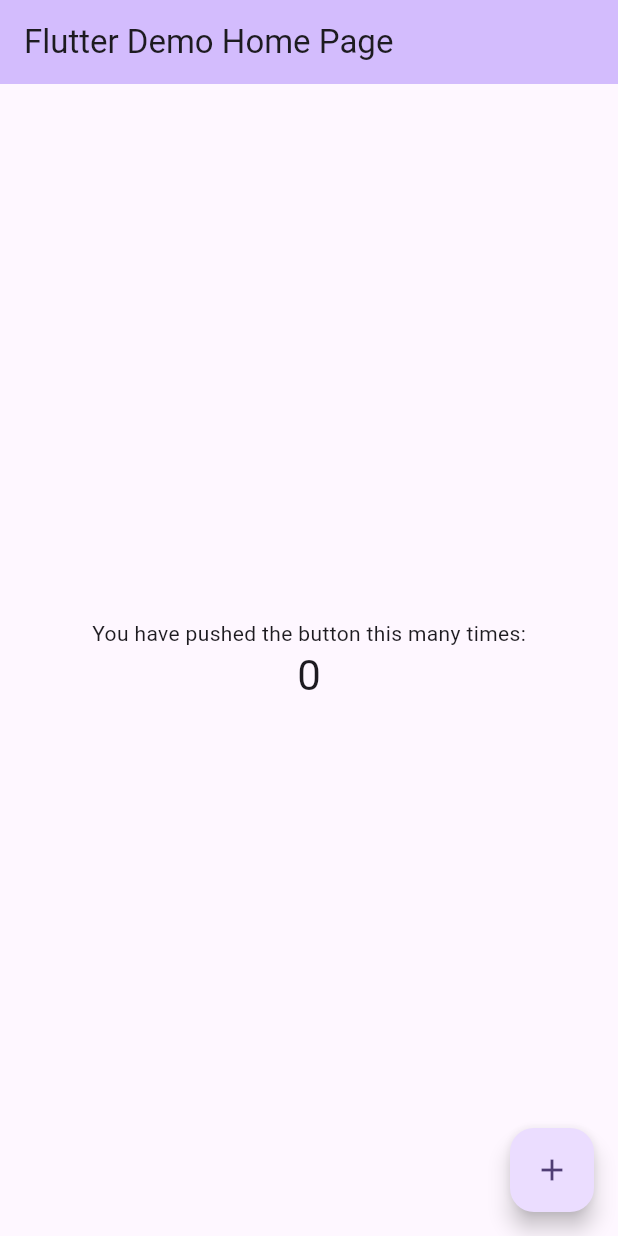
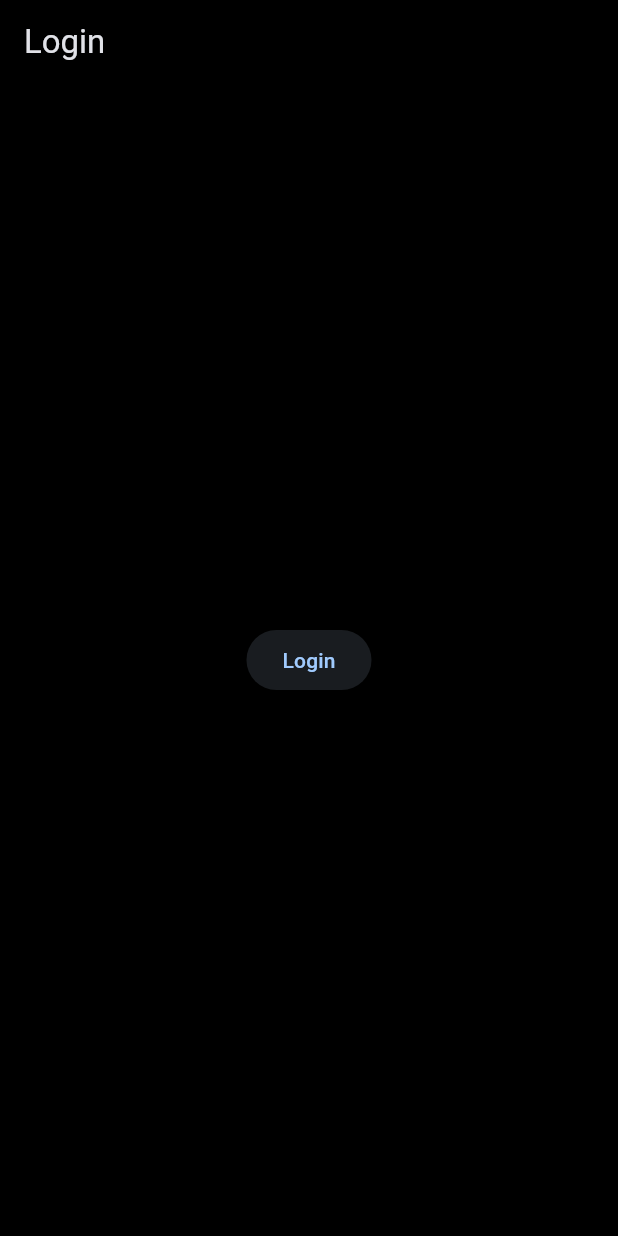
Before and after one commit to GrowlingBear01/FitWave, a Flutter app: the screen it shows after launch, on a phone screen of 412 x 824 dp. Run offline on Flutter 3.47's test engine with Material 3 defaults, Android fonts, the phone set to English and light mode, and no system bars.

Commit message:
Add basic screens and navigation

```diff
--- a/lib/main.dart
+++ b/lib/main.dart
@@ -1,122 +1,23 @@
 import 'package:flutter/material.dart';
 
+import 'navigation/app_router.dart';
+import 'theme/app_theme.dart';
+
 void main() {
-  runApp(const MyApp());
+  runApp(const FitWaveApp());
 }
 
-class MyApp extends StatelessWidget {
-  const MyApp({super.key});
+class FitWaveApp extends StatelessWidget {
+  const FitWaveApp({super.key});
 
-  // This widget is the root of your application.
   @override
   Widget build(BuildContext context) {
     return MaterialApp(
-      title: 'Flutter Demo',
-      theme: ThemeData(
-        // This is the theme of your application.
-        //
-        // TRY THIS: Try running your application with "flutter run". You'll see
-        // the application has a purple toolbar. Then, without quitting the app,
-        // try changing the seedColor in the colorScheme below to Colors.green
-        // and then invoke "hot reload" (save your changes or press the "hot
-        // reload" button in a Flutter-supported IDE, or press "r" if you used
-        // the command line to start the app).
-        //
-        // Notice that the counter didn't reset back to zero; the application
-        // state is not lost during the reload. To reset the state, use hot
-        // restart instead.
-        //
-        // This works for code too, not just values: Most code changes can be
-        // tested with just a hot reload.
-        colorScheme: .fromSeed(seedColor: Colors.deepPurple),
-      ),
-      home: const MyHomePage(title: 'Flutter Demo Home Page'),
+      debugShowCheckedModeBanner: false,
+      title: 'FitWave',
+      theme: AppTheme.lightTheme,
+      onGenerateRoute: AppRouter.generateRoute,
+      initialRoute: '/',
     );
   }
 }
-
-class MyHomePage extends StatefulWidget {
-  const MyHomePage({super.key, required this.title});
-
-  // This widget is the home page of your application. It is stateful, meaning
-  // that it has a State object (defined below) that contains fields that affect
-  // how it looks.
-
-  // This class is the configuration for the state. It holds the values (in this
-  // case the title) provided by the parent (in this case the App widget) and
-  // used by the build method of the State. Fields in a Widget subclass are
-  // always marked "final".
-
-  final String title;
-
-  @override
-  State<MyHomePage> createState() => _MyHomePageState();
-}
-
-class _MyHomePageState extends State<MyHomePage> {
-  int _counter = 0;
-
-  void _incrementCounter() {
-    setState(() {
-      // This call to setState tells the Flutter framework that something has
-      // changed in this State, which causes it to rerun the build method below
-      // so that the display can reflect the updated values. If we changed
-      // _counter without calling setState(), then the build method would not be
-      // called again, and so nothing would appear to happen.
-      _counter++;
-    });
-  }
-
-  @override
-  Widget build(BuildContext context) {
-    // This method is rerun every time setState is called, for instance as done
-    // by the _incrementCounter method above.
-    //
-    // The Flutter framework has been optimized to make rerunning build methods
-    // fast, so that you can just rebuild anything that needs updating rather
-    // than having to individually change instances of widgets.
-    return Scaffold(
-      appBar: AppBar(
-        // TRY THIS: Try changing the color here to a specific color (to
-        // Colors.amber, perhaps?) and trigger a hot reload to see the AppBar
-        // change color while the other colors stay the same.
-        backgroundColor: Theme.of(context).colorScheme.inversePrimary,
-        // Here we take the value from the MyHomePage object that was created by
-        // the App.build method, and use it to set our appbar title.
-        title: Text(widget.title),
-      ),
-      body: Center(
-        // Center is a layout widget. It takes a single child and positions it
-        // in the middle of the parent.
-        child: Column(
-          // Column is also a layout widget. It takes a list of children and
-          // arranges them vertically. By default, it sizes itself to fit its
-          // children horizontally, and tries to be as tall as its parent.
-          //
-          // Column has various properties to control how it sizes itself and
-          // how it positions its children. Here we use mainAxisAlignment to
-          // center the children vertically; the main axis here is the vertical
-          // axis because Columns are vertical (the cross axis would be
-          // horizontal).
-          //
-          // TRY THIS: Invoke "debug painting" (choose the "Toggle Debug Paint"
-          // action in the IDE, or press "p" in the console), to see the
-          // wireframe for each widget.
-          mainAxisAlignment: .center,
-          children: [
-            const Text('You have pushed the button this many times:'),
-            Text(
-              '$_counter',
-              style: Theme.of(context).textTheme.headlineMedium,
-            ),
-          ],
-        ),
-      ),
-      floatingActionButton: FloatingActionButton(
-        onPressed: _incrementCounter,
-        tooltip: 'Increment',
-        child: const Icon(Icons.add),
-      ),
-    );
-  }
-}
--- /dev/null
+++ b/lib/navigation/app_router.dart
@@ -0,0 +1,27 @@
+import 'package:flutter/material.dart';
+
+import '../screens/splash_screen.dart';
+import '../screens/login_screen.dart';
+import '../screens/register_screen.dart';
+import '../screens/home_screen.dart';
+
+class AppRouter {
+  static Route<dynamic> generateRoute(RouteSettings settings) {
+    switch (settings.name) {
+      case '/':
+        return MaterialPageRoute(builder: (_) => const SplashScreen());
+
+      case '/login':
+        return MaterialPageRoute(builder: (_) => const LoginScreen());
+
+      case '/register':
+        return MaterialPageRoute(builder: (_) => const RegisterScreen());
+
+      case '/home':
+        return MaterialPageRoute(builder: (_) => const HomeScreen());
+
+      default:
+        return MaterialPageRoute(builder: (_) => const SplashScreen());
+    }
+  }
+}
--- /dev/null
+++ b/lib/screens/login_screen.dart
@@ -0,0 +1,21 @@
+import 'package:flutter/material.dart';
+
+class LoginScreen extends StatelessWidget {
+  const LoginScreen({super.key});
+
+  @override
+  Widget build(BuildContext context) {
+    return Scaffold(
+      backgroundColor: Colors.black,
+      appBar: AppBar(title: const Text('Login'), backgroundColor: Colors.black),
+      body: Center(
+        child: ElevatedButton(
+          onPressed: () {
+            Navigator.pushNamed(context, '/home');
+          },
+          child: const Text('Login'),
+        ),
+      ),
+    );
+  }
+}
--- /dev/null
+++ b/lib/theme/app_theme.dart
@@ -0,0 +1,14 @@
+import 'package:flutter/material.dart';
+
+class AppTheme {
+  static ThemeData lightTheme = ThemeData(
+    useMaterial3: true,
+    brightness: Brightness.dark,
+    scaffoldBackgroundColor: Colors.black,
+    colorScheme: ColorScheme.fromSeed(
+      seedColor: Colors.blue,
+      brightness: Brightness.dark,
+    ),
+    fontFamily: 'Roboto',
+  );
+}
--- a/pubspec.yaml
+++ b/pubspec.yaml
@@ -19,7 +19,7 @@ publish_to: 'none' # Remove this line if you wish to publish to pub.dev
 version: 1.0.0+1
 
 environment:
-  sdk: ^3.13.1
+  sdk: ^3.10.7
 
 # Dependencies specify other packages that your package needs in order to work.
 # To automatically upgrade your package dependencies to the latest versions
```
Also changed, not shown: lib/screens/challenge_setup_screen.dart (added, +22 -0 lines), lib/screens/difficulty_screen.dart (added, +22 -0 lines), lib/screens/exercise_selection_screen.dart (added, +22 -0 lines), lib/screens/goal_selection_screen.dart (added, +27 -0 lines), lib/screens/home_screen.dart (added, +26 -0 lines), lib/screens/notifications_screen.dart (added, +22 -0 lines), lib/screens/profile_screen.dart (added, +22 -0 lines), lib/screens/progress_screen.dart (added, +22 -0 lines), lib/screens/register_screen.dart (added, +24 -0 lines), lib/screens/rewards_screen.dart (added, +22 -0 lines), lib/screens/splash_screen.dart (added, +40 -0 lines), lib/screens/wallet_screen.dart (added, +22 -0 lines), lib/screens/workout_screen.dart (added, +22 -0 lines), pubspec.lock, 2 other files.
